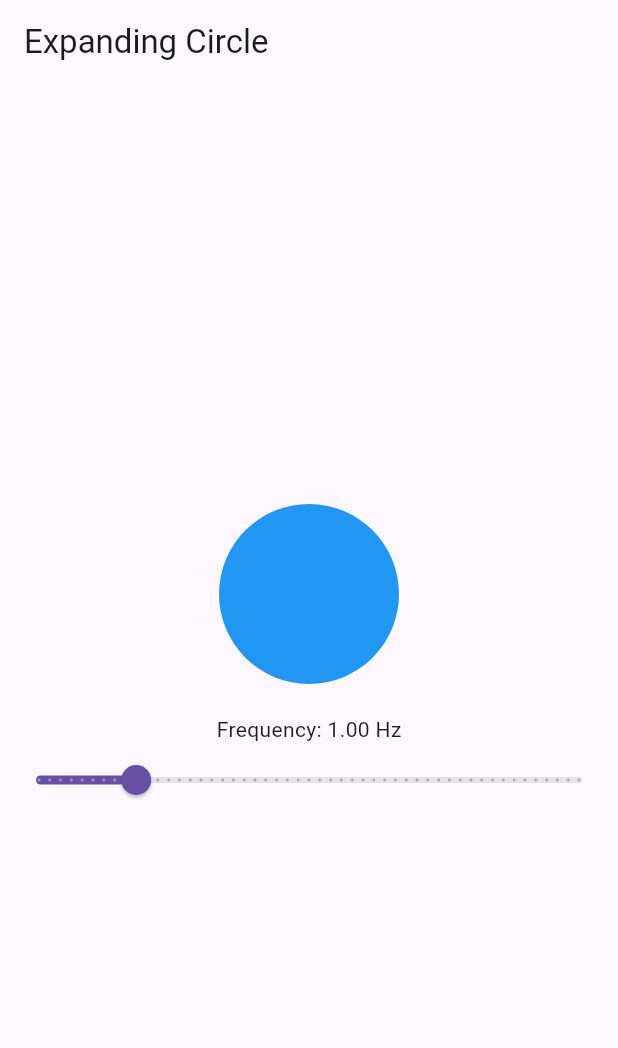
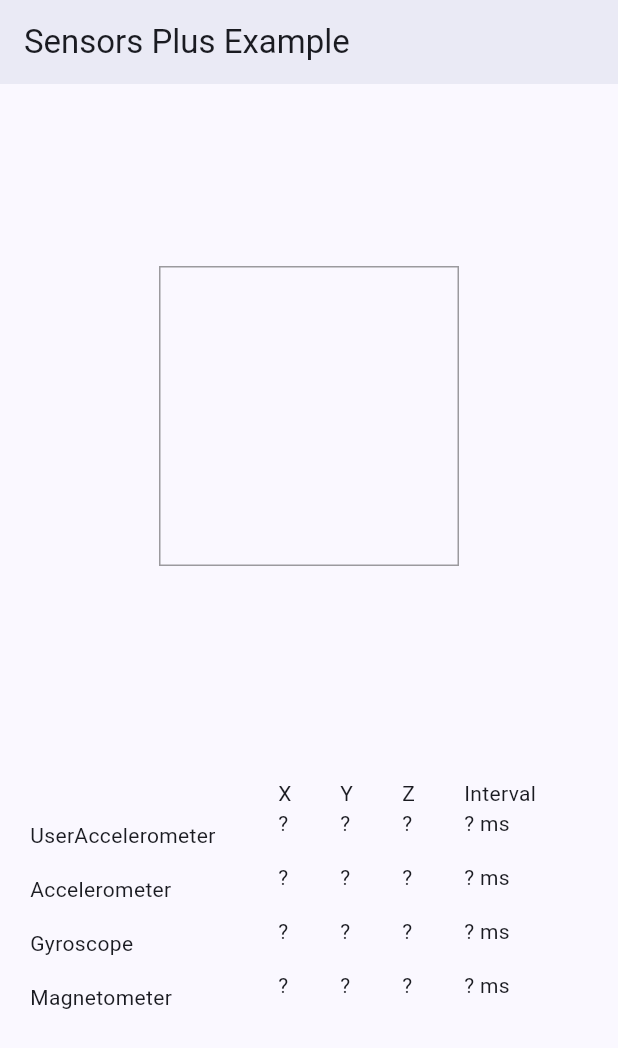
Before and after one commit to micah314/thisis_2, a Flutter app: the screen it shows after launch, on a phone screen of 412 x 824 dp. Shown: the top 1048 px of the screen. Run offline on Flutter 3.47's test engine with Material 3 defaults, Android fonts, the light colour scheme and no system bars; our stand-ins replace sensors_plus, vibration; missing offline and left inert: flutter_drawing_board.

Commit message:
Update main.dart

```diff
--- a/lib/main.dart
+++ b/lib/main.dart
@@ -1,93 +1,271 @@
+import 'dart:async';
+
 import 'package:flutter/material.dart';
+import 'package:flutter/services.dart';
+import 'package:sensors_plus/sensors_plus.dart';
 
 void main() {
-  runApp(MyApp());
+  WidgetsFlutterBinding.ensureInitialized();
+  SystemChrome.setPreferredOrientations(
+    [
+      DeviceOrientation.portraitUp,
+      DeviceOrientation.portraitDown,
+    ],
+  );
+
+  runApp(const MyApp());
 }
 
 class MyApp extends StatelessWidget {
+  const MyApp({Key? key}) : super(key: key);
+
   @override
   Widget build(BuildContext context) {
     return MaterialApp(
-      title: 'Expanding Circle',
+      title: 'Sensors Demo',
       theme: ThemeData(
-        primarySwatch: Colors.blue,
+        useMaterial3: true,
+        colorSchemeSeed: const Color(0x9f4376f8),
       ),
-      home: ExpandingCirclePage(),
+      home: const MyHomePage(title: 'Flutter Demo Home Page'),
     );
   }
 }
 
-class ExpandingCirclePage extends StatefulWidget {
+class MyHomePage extends StatefulWidget {
+  const MyHomePage({Key? key, this.title}) : super(key: key);
+
+  final String? title;
+
   @override
-  _ExpandingCirclePageState createState() => _ExpandingCirclePageState();
+  State<MyHomePage> createState() => _MyHomePageState();
 }
 
-class _ExpandingCirclePageState extends State<ExpandingCirclePage>
-    with SingleTickerProviderStateMixin {
-  double _radius = 50.0;
-  double _frequency = 1.0;
-  late AnimationController _controller;
+class _MyHomePageState extends State<MyHomePage> {
+  static const Duration _ignoreDuration = Duration(milliseconds: 20);
 
-  @override
-  void initState() {
-    super.initState();
-    _controller =
-        AnimationController(vsync: this, duration: Duration(seconds: 1))
-          ..addListener(() {
-            setState(() {
-              _radius = 50.0 + 50.0 * _controller.value;
-            });
-          })
-          ..repeat(reverse: true);
-  }
+  static const int _snakeRows = 20;
+  static const int _snakeColumns = 20;
+  static const double _snakeCellSize = 10.0;
 
-  @override
-  void dispose() {
-    _controller.dispose();
-    super.dispose();
-  }
+  UserAccelerometerEvent? _userAccelerometerEvent;
+  AccelerometerEvent? _accelerometerEvent;
+  GyroscopeEvent? _gyroscopeEvent;
+  MagnetometerEvent? _magnetometerEvent;
 
-  void _changeFrequency(double value) {
-    setState(() {
-      _frequency = value;
-      _controller.duration = Duration(milliseconds: (1000 ~/ _frequency).toInt());
-      _controller.repeat(reverse: true);
-    });
-  }
+  DateTime? _userAccelerometerUpdateTime;
+  DateTime? _accelerometerUpdateTime;
+  DateTime? _gyroscopeUpdateTime;
+  DateTime? _magnetometerUpdateTime;
+
+  int? _userAccelerometerLastInterval;
+  int? _accelerometerLastInterval;
+  int? _gyroscopeLastInterval;
+  int? _magnetometerLastInterval;
+  final _streamSubscriptions = <StreamSubscription<dynamic>>[];
+
+  Duration sensorInterval = SensorInterval.normalInterval;
 
   @override
   Widget build(BuildContext context) {
     return Scaffold(
       appBar: AppBar(
-        title: const Text('Expanding Circle'),
+        title: const Text('Sensors Plus Example'),
+        elevation: 4,
       ),
-      body: Center(
-        child: Column(
-          mainAxisAlignment: MainAxisAlignment.center,
-          children: <Widget>[
-            Container(
-              width: _radius * 2,
-              height: _radius * 2,
-              decoration: const BoxDecoration(
-                shape: BoxShape.circle,
-                color: Colors.blue,
+      body: Column(
+        mainAxisAlignment: MainAxisAlignment.spaceEvenly,
+        children: <Widget>[
+          Center(
+            child: DecoratedBox(
+              decoration: BoxDecoration(
+                border: Border.all(width: 1.0, color: Colors.black38),
+              ),
+              child: const SizedBox(
+                height: _snakeRows * _snakeCellSize,
+                width: _snakeColumns * _snakeCellSize,
               ),
             ),
-            SizedBox(height: 20),
-            Text('Frequency: ${_frequency.toStringAsFixed(2)} Hz'),
-            Slider(
-              value: _frequency,
-              min: 0.1,
-              max: 5.0,
-              divisions: 50,
-              onChanged: _changeFrequency,
+),
+          Padding(
+            padding: const EdgeInsets.all(20.0),
+            child: Table(
+              columnWidths: const {
+                0: FlexColumnWidth(4),
+                4: FlexColumnWidth(2),
+              },
+              children: [
+                const TableRow(
+                  children: [
+                    SizedBox.shrink(),
+                    Text('X'),
+                    Text('Y'),
+                    Text('Z'),
+                    Text('Interval'),
+                  ],
+                ),
+                TableRow(
+                  children: [
+                    const Padding(
+                      padding: EdgeInsets.symmetric(vertical: 8.0),
+                      child: Text('UserAccelerometer'),
+                    ),
+                    Text(_userAccelerometerEvent?.x.toStringAsFixed(1) ?? '?'),
+                    Text(_userAccelerometerEvent?.y.toStringAsFixed(1) ?? '?'),
+                    Text(_userAccelerometerEvent?.z.toStringAsFixed(1) ?? '?'),
+                    Text(
+                        '${_userAccelerometerLastInterval?.toString() ?? '?'} ms'),
+                  ],
+                ),
+                TableRow(
+                  children: [
+                    const Padding(
+                      padding: EdgeInsets.symmetric(vertical: 8.0),
+                      child: Text('Accelerometer'),
+                    ),
+                    Text(_accelerometerEvent?.x.toStringAsFixed(1) ?? '?'),
+                    Text(_accelerometerEvent?.y.toStringAsFixed(1) ?? '?'),
+                    Text(_accelerometerEvent?.z.toStringAsFixed(1) ?? '?'),
+                    Text('${_accelerometerLastInterval?.toString() ?? '?'} ms'),
+                  ],
+                ),
+                TableRow(
+                  children: [
+                    const Padding(
+                      padding: EdgeInsets.symmetric(vertical: 8.0),
+                      child: Text('Gyroscope'),
+                    ),
+                    Text(_gyroscopeEvent?.x.toStringAsFixed(1) ?? '?'),
+                    Text(_gyroscopeEvent?.y.toStringAsFixed(1) ?? '?'),
+                    Text(_gyroscopeEvent?.z.toStringAsFixed(1) ?? '?'),
+                    Text('${_gyroscopeLastInterval?.toString() ?? '?'} ms'),
+                  ],
+                ),
+                TableRow(
+                  children: [
+                    const Padding(
+                      padding: EdgeInsets.symmetric(vertical: 8.0),
+                      child: Text('Magnetometer'),
+                    ),
+                    Text(_magnetometerEvent?.x.toStringAsFixed(1) ?? '?'),
+                    Text(_magnetometerEvent?.y.toStringAsFixed(1) ?? '?'),
+                    Text(_magnetometerEvent?.z.toStringAsFixed(1) ?? '?'),
+                    Text('${_magnetometerLastInterval?.toString() ?? '?'} ms'),
+                  ],
+                ),
+              ],
             ),
-          ],
-        ),
-      ),
+          ),
+        ]
+      )
     );
   }
 }
+
+
+
+
+
+
+
+
+
+
+//CIRCLE THING!!!!!!!!!!!!!
+// import 'package:flutter/material.dart';
+
+// void main() {
+//   runApp(MyApp());
+// }
+
+// class MyApp extends StatelessWidget {
+//   @override
+//   Widget build(BuildContext context) {
+//     return MaterialApp(
+//       title: 'Expanding Circle',
+//       theme: ThemeData(
+//         primarySwatch: Colors.blue,
+//       ),
+//       home: ExpandingCirclePage(),
+//     );
+//   }
+// }
+
+// class ExpandingCirclePage extends StatefulWidget {
+//   @override
+//   _ExpandingCirclePageState createState() => _ExpandingCirclePageState();
+// }
+
+// class _ExpandingCirclePageState extends State<ExpandingCirclePage>
+//     with SingleTickerProviderStateMixin {
+//   double _radius = 50.0;
+//   double _frequencyExpand = 1;
+//   double _frequencyContract = 4/6;
+//   late AnimationController _controllerExpand;
+//   late AnimationController _controllerContract;
+
+//   @override
+//   void initState() {
+//     super.initState();
+//     _controllerExpand =
+//         AnimationController(vsync: this, duration: const Duration(seconds: 1))
+//           ..addListener(() {
+//             setState(() {
+//               _radius = 50.0 + 50.0 * _controllerExpand.value;
+//             });
+//           })
+//           ..repeat(reverse: true);
+//   }
+
+//   @override
+//   void dispose() {
+//     _controllerExpand.dispose();
+//     _controllerContract.dispose();
+//     super.dispose();
+//   }
+
+//   void _changeFrequency(double value) {
+//     setState(() {
+//       _frequencyExpand = value;
+//       _frequencyContract = value * 4/6;
+//       _controllerExpand.duration = Duration(milliseconds: (1000 ~/ _frequencyExpand).toInt());
+//       _controllerExpand.repeat(reverse: true);
+//     });
+//   }
+
+//   @override
+//   Widget build(BuildContext context) {
+//     return Scaffold(
+//       appBar: AppBar(
+//         title: const Text('Expanding Circle'),
+//       ),
+//       body: Center(
+//         child: Column(
+//           mainAxisAlignment: MainAxisAlignment.center,
+//           children: <Widget>[
+//             Container(
+//               width: _radius * 2,
+//               height: _radius * 2,
+//               decoration: const BoxDecoration(
+//                 shape: BoxShape.circle,
+//                 color: Colors.blue,
+//               ),
+//             ),
+//             const SizedBox(height: 20),
+//             Text('Frequency: ${_frequencyExpand.toStringAsFixed(2)} Hz'),
+//             Slider(
+//               value: _frequencyExpand,
+//               min: 0.1,
+//               max: 5.0,
+//               divisions: 50,
+//               onChanged: _changeFrequency,
+//             ),
+//           ],
+//         ),
+//       ),
+//     );
+//   }
+// }
 
 
 
```
